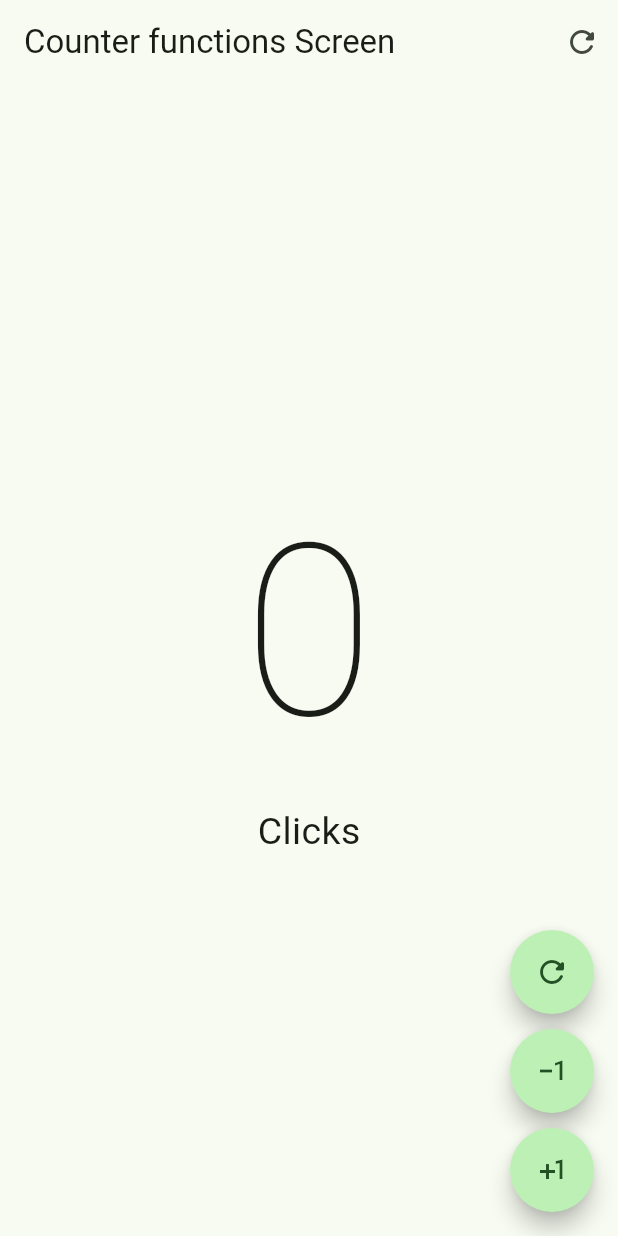
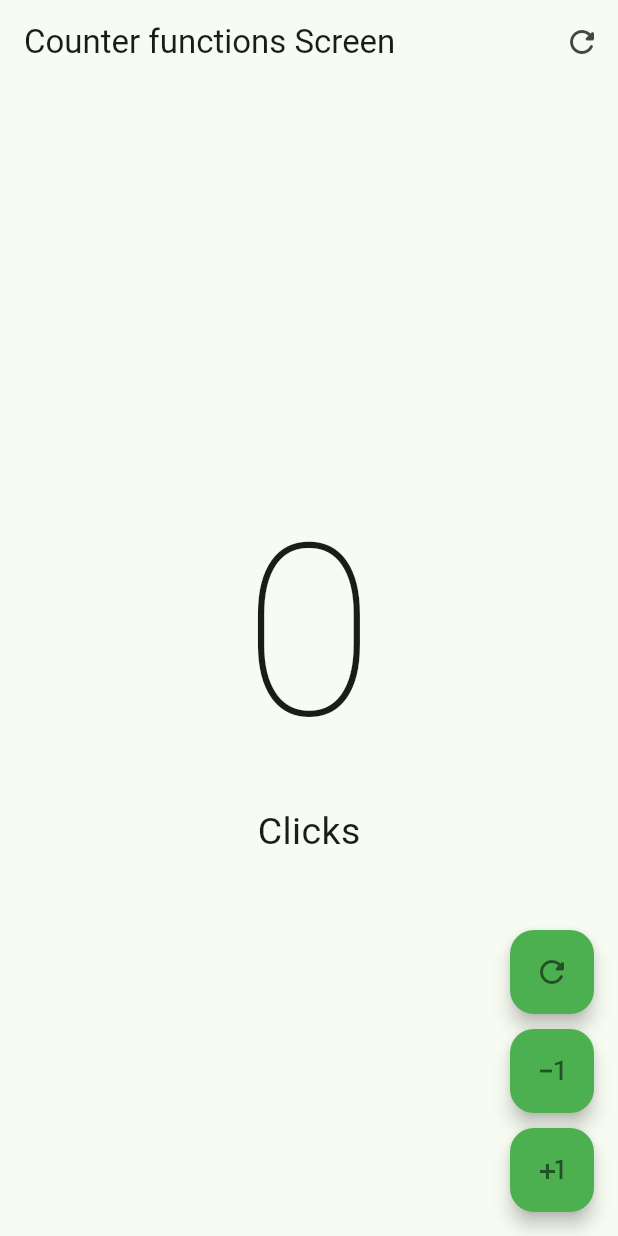
Before and after one commit to alexisSiT/Counter, a Flutter app: the screen it shows after launch, on a phone screen of 412 x 824 dp. Run offline on Flutter 3.47's test engine with Material 3 defaults, Android fonts, the phone set to English and light mode, and no system bars.

Commit message:
add onPressed state to the custom button

```diff
--- a/lib/presentation/screens/counter_functions_screen.dart
+++ b/lib/presentation/screens/counter_functions_screen.dart
@@ -45,15 +45,37 @@ class _CounterFunctionScreenState extends State<CounterFunctionScreen> {
         floatingActionButton: Column(
           mainAxisAlignment: MainAxisAlignment.end,
           children: [
-            CustomButton( icon: Icons.refresh_rounded),
+            CustomButton(
+              icon: Icons.refresh_rounded,
+              onPressed: () {
+                setState(() {
+                  clickCounter = 0;
+                });
+              },
+            ),
             const SizedBox(
               height: 10,
             ),
-            CustomButton( icon: Icons.exposure_minus_1),
+            CustomButton(
+              icon: Icons.exposure_minus_1,
+              onPressed: () {
+                if (clickCounter == 0) return;
+                setState(() {
+                  clickCounter--;
+                });
+              },
+            ),
             const SizedBox(
               height: 10,
             ),
-            CustomButton( icon: Icons.plus_one),
+            CustomButton(
+              icon: Icons.plus_one,
+              onPressed: () {
+                setState(() {
+                  clickCounter++;
+                });
+              },
+            ),
           ],
         ));
   }
@@ -61,18 +83,22 @@ class _CounterFunctionScreenState extends State<CounterFunctionScreen> {
 
 class CustomButton extends StatelessWidget {
   final IconData icon;
-
+  final VoidCallback? onPressed;
 
   const CustomButton({
     super.key,
     required this.icon,
+    this.onPressed,
   });
 
   @override
   Widget build(BuildContext context) {
     return FloatingActionButton(
-      shape: const StadiumBorder(),
-      onPressed: () {},
+      // shape: const StadiumBorder(),
+      enableFeedback: true,
+      elevation: 5,
+      backgroundColor: Colors.green,
+      onPressed: onPressed,
       child: Icon(icon),
     );
   }
```
